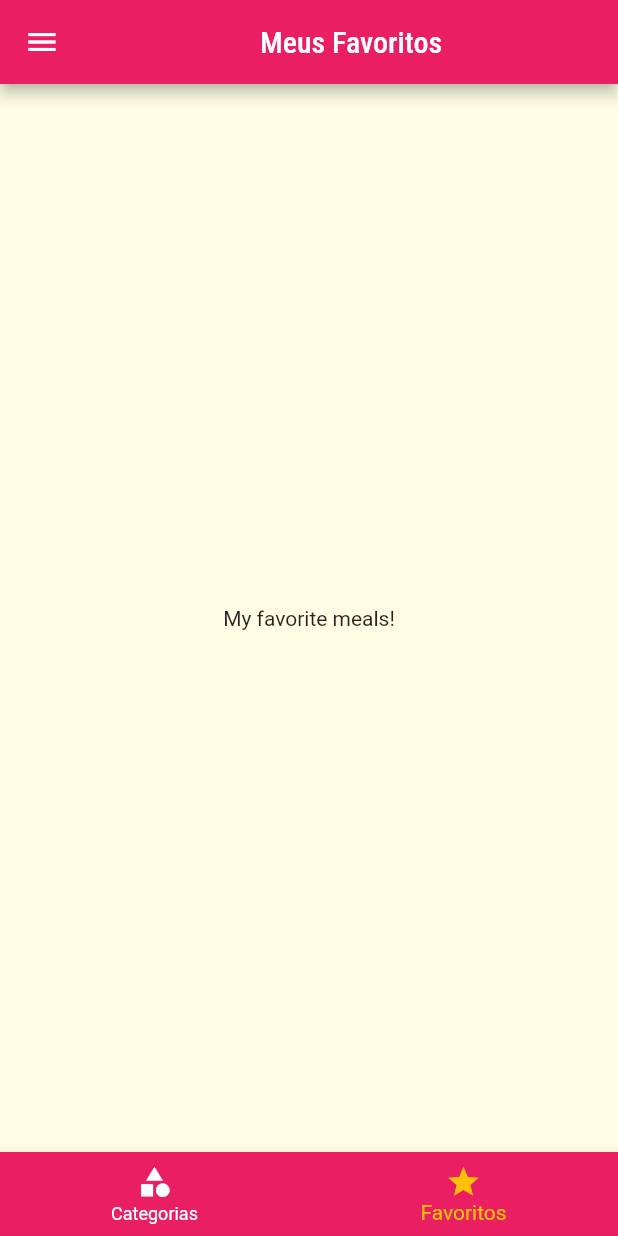
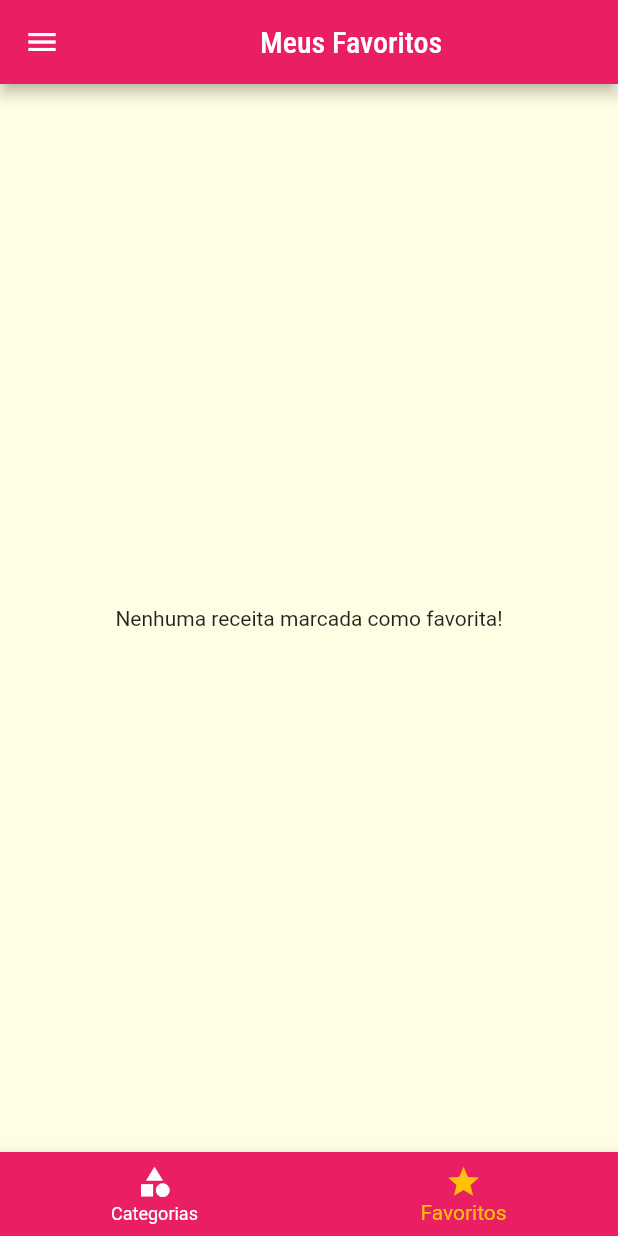
Before and after one commit to CaioNoboa/meals_APP_Flutter, a Flutter app: the screen it shows after launch, item 2 of the bottom bar chosen, on a phone screen of 412 x 824 dp. Run offline on Flutter 3.47's test engine with Material 2 defaults, Android fonts, the phone set to English and light mode, and no system bars.

Commit message:
favorite-meal

```diff
--- a/meals/lib/main.dart
+++ b/meals/lib/main.dart
@@ -21,10 +21,14 @@ class MyApp extends StatefulWidget {
 }
 
 class _MyAppState extends State<MyApp> {
+  Settings settings = Settings();
   List<Meal> _availableMeals = dummyMeals;
+  List<Meal> _favoriteMeals = [];
+
   void _filterMeals(Settings settings) {
     setState(() {
       _availableMeals = dummyMeals.where((meal) {
+        this.settings = settings;
         final filterGluten = settings.isGlutenFree && !meal.isGlutenFree;
         final filterLactose = settings.isLactoseFree && !meal.isLactoseFree;
         final filterVegetarian = settings.isVegetarian && !meal.isVegetarian;
@@ -38,18 +42,33 @@ class _MyAppState extends State<MyApp> {
     });
   }
 
+  void _toggleFavorite(Meal meal) {
+    setState(() {
+      _favoriteMeals.contains(meal)
+          ? _favoriteMeals.remove(meal)
+          : _favoriteMeals.add(meal);
+    });
+  }
+
+  bool _isFavorite(Meal meal) {
+    return _favoriteMeals.contains(meal);
+  }
+
   @override
   Widget build(BuildContext context) {
     return MaterialApp(
       title: 'Vamos cozinhar?',
       theme: appTheme,
       routes: {
-        AppRoutes.home: (context) => const TabsScreen(), // Rota inicial
+        AppRoutes.home: (context) => TabsScreen(favoriteMeals: _favoriteMeals),
         AppRoutes.categoriesMeals: (context) =>
             CategoriesMealsScreen(meals: _availableMeals),
-        AppRoutes.mealDetail: (context) => const MealDetailScreen(),
+        AppRoutes.mealDetail: (context) => MealDetailScreen(
+              onToggleFavorite: _toggleFavorite,
+              isFavorite: _isFavorite,
+            ),
         AppRoutes.settings: (context) =>
-            SettingsScreen(onSettingsChanged: _filterMeals),
+            SettingsScreen(settings: settings, onSettingsChanged: _filterMeals),
       },
     );
   }
--- a/meals/lib/screens/favorite_screen.dart
+++ b/meals/lib/screens/favorite_screen.dart
@@ -1,12 +1,28 @@
 import 'package:flutter/material.dart';
+import 'package:meals/components/meal_item.dart';
+import 'package:meals/models/meal.dart';
 
 class FavoriteScreen extends StatelessWidget {
-  const FavoriteScreen({Key? key}) : super(key: key);
+  final List<Meal> favoriteMeals;
+
+  const FavoriteScreen({
+    Key? key,
+    required this.favoriteMeals,
+  }) : super(key: key);
 
   @override
   Widget build(BuildContext context) {
-    return Center(
-      child: Text('My favorite meals!'),
-    );
+    if (favoriteMeals.isEmpty) {
+      return const Center(
+        child: Text('Nenhuma receita marcada como favorita!'),
+      );
+    } else {
+      return ListView.builder(
+        itemCount: favoriteMeals.length,
+        itemBuilder: (context, index) {
+          return MealItem(meal: favoriteMeals[index]);
+        }
+      );
+    }
   }
 }
--- a/meals/lib/screens/tabs_screen.dart
+++ b/meals/lib/screens/tabs_screen.dart
@@ -1,10 +1,16 @@
 import 'package:flutter/material.dart';
 import 'package:meals/components/main_drawer.dart';
+import 'package:meals/models/meal.dart';
 import 'package:meals/screens/categories_screen.dart';
 import 'package:meals/screens/favorite_screen.dart';
 
 class TabsScreen extends StatefulWidget {
-  const TabsScreen({Key? key}) : super(key: key);
+  final List<Meal> favoriteMeals;
+
+  const TabsScreen({
+    Key? key,
+    required this.favoriteMeals,
+  }) : super(key: key);
 
   @override
   State<TabsScreen> createState() => _TabsScreenState();
@@ -16,11 +22,16 @@ class _TabsScreenState extends State<TabsScreen> {
     'Lista de Categorias',
     'Meus Favoritos',
   ];
+  List<Widget> _screens = [];
 
-  final List<Widget> _screens = [
-    const CategoriesScreen(),
-    const FavoriteScreen(),
-  ];
+  @override
+  void initState() {
+    super.initState();
+    _screens = [
+      const CategoriesScreen(),
+      FavoriteScreen(favoriteMeals: widget.favoriteMeals),
+    ];
+  }
 
   _selectScreen(int index) {
     setState(() {
```
Also changed, not shown: meals/lib/screens/meal_detail_screen.dart (+10 -4 lines), meals/lib/screens/settings_screen.dart (+10 -1 lines).
